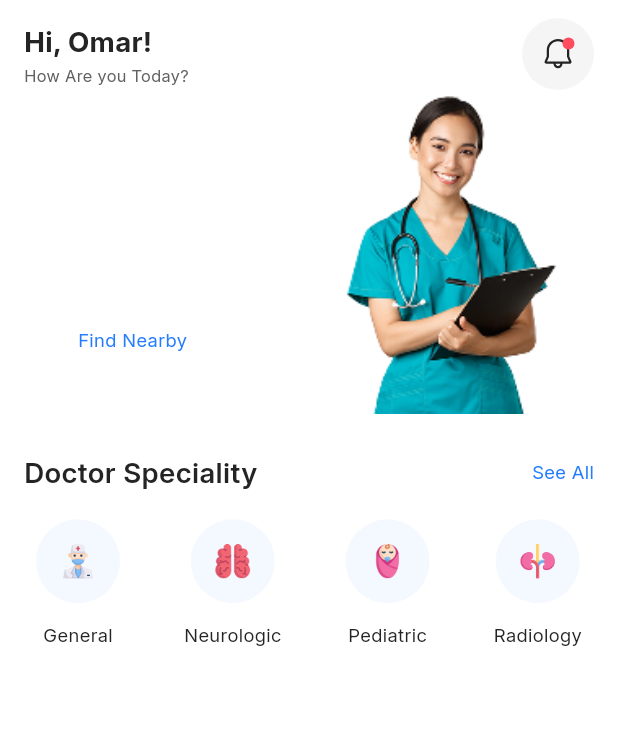
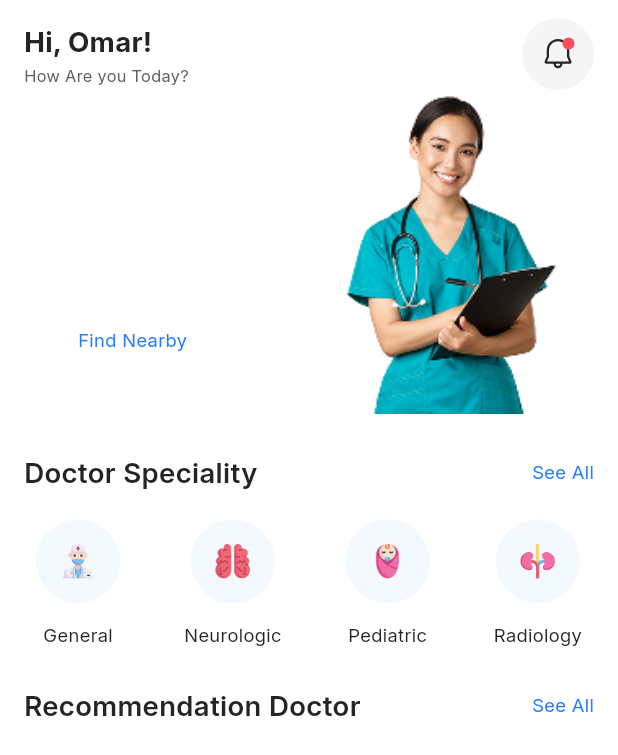
Before and after one commit to essamalrawi/docdoc, a Flutter app: the screen it shows after launch, on a phone screen of 412 x 824 dp. Shown: the top 755 px of the screen. Run offline on Flutter 3.47's test engine with Material 3 defaults, Android fonts, the phone set to English and light mode, and no system bars; our stand-ins replace bloc, flutter_bloc, flutter_svg, flutter_svg_provider; missing offline and left inert: dart:ffi.

Commit message:
feat: add RecommendationDoctor widget and integrate it into HomeViewBody

```diff
--- a/lib/features/home/presentation/views/widgets/home_view_body.dart
+++ b/lib/features/home/presentation/views/widgets/home_view_body.dart
@@ -1,6 +1,7 @@
 import 'package:docdoc/features/home/presentation/views/widgets/custom_home_app_bar.dart';
 import 'package:docdoc/features/home/presentation/views/widgets/doctor_speciality_section.dart';
 import 'package:flutter/material.dart';
+import '../../../../../core/utils/app_styles.dart';
 import 'find_nearby_section.dart';
 
 class HomeViewBody extends StatelessWidget {
@@ -18,8 +19,53 @@ class HomeViewBody extends StatelessWidget {
           FindNearbySection(),
           SizedBox(height: 24),
           DoctorSpecialitySection(),
+          SizedBox(height: 22),
+          RecommendationDoctor(),
         ],
       ),
     );
   }
 }
+
+class RecommendationDoctor extends StatelessWidget {
+  const RecommendationDoctor({super.key});
+
+  @override
+  Widget build(BuildContext context) {
+    return Column(
+      children: [
+        Row(
+          mainAxisAlignment: MainAxisAlignment.spaceBetween,
+          children: [
+            Text(
+              'Recommendation Doctor',
+              style: AppStyles.styleRegular18px(context).copyWith(
+                color: const Color(0xFF242424),
+                fontFamily: 'Inter',
+                fontWeight: FontWeight.w600,
+                height: 1.60,
+              ),
+            ),
+            Text(
+              'See All',
+              textAlign: TextAlign.right,
+              style: AppStyles.styleRegular12px(
+                context,
+              ).copyWith(color: const Color(0xFF247CFF), height: 1.50),
+            ),
+          ],
+        ),
+        SizedBox(height: 16),
+      ],
+    );
+  }
+}
+
+class RecommendationDoctorCard extends StatelessWidget {
+  const RecommendationDoctorCard({super.key});
+
+  @override
+  Widget build(BuildContext context) {
+    return Row(children: [Container()]);
+  }
+}
```
Also changed, not shown: assets/images/icons/star.svg (added), assets/images/person.png (added).
